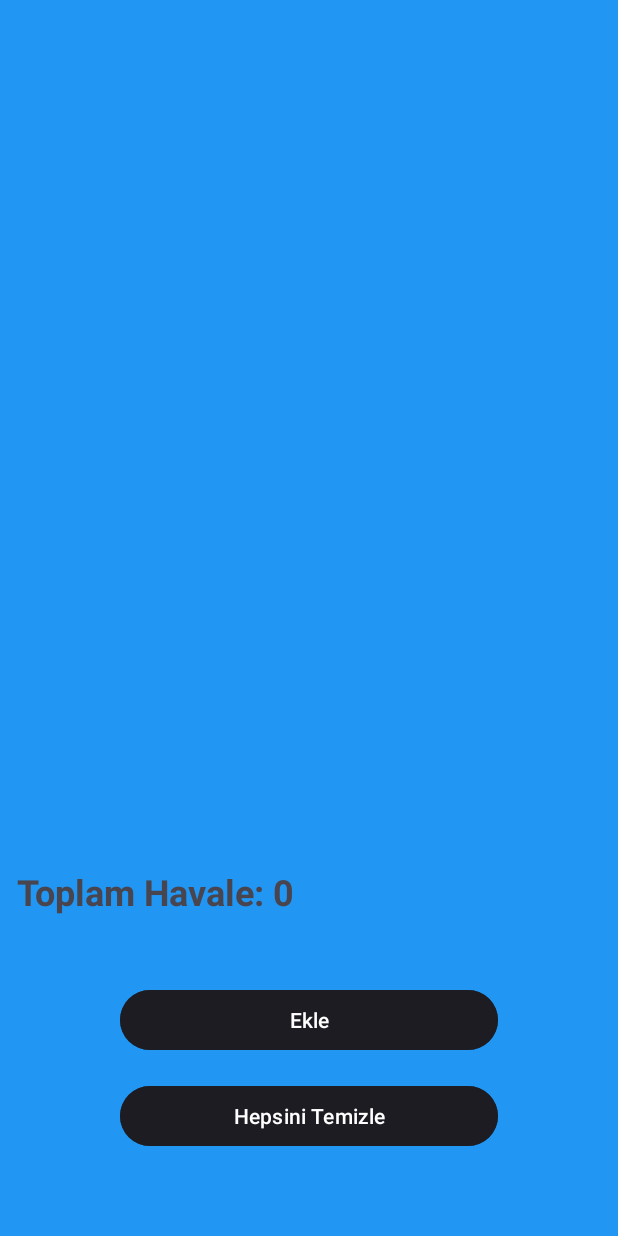
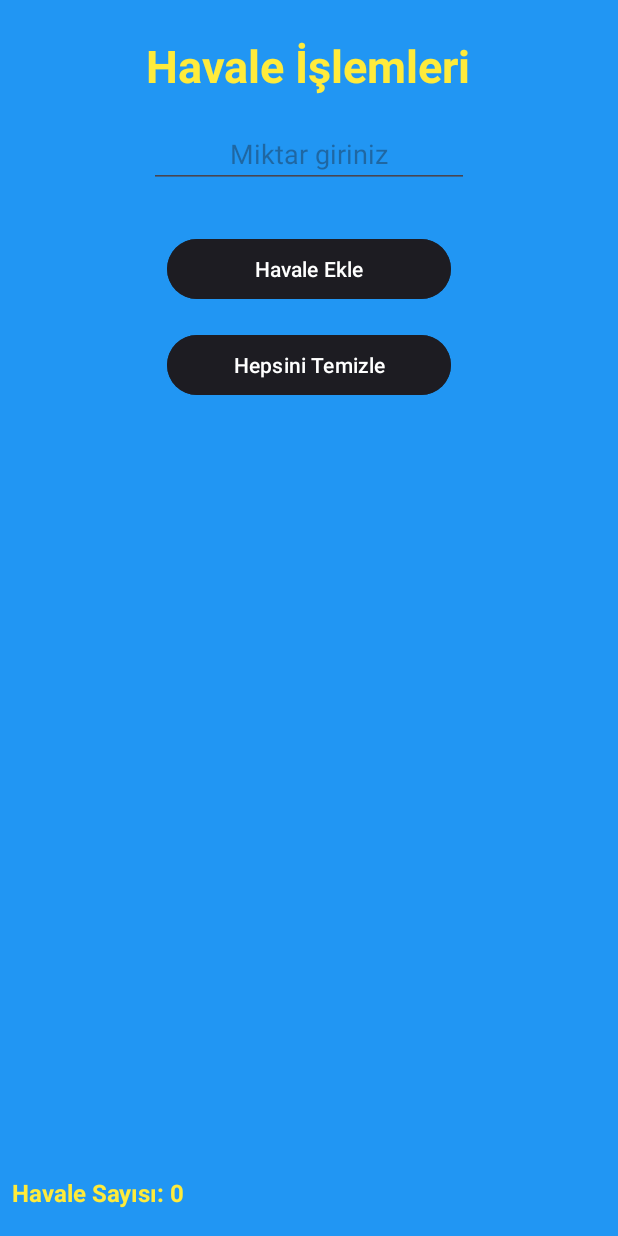
Before and after one commit to menasy/HesKit-MobilApp, an Android app: the screen it shows after launch (MainActivity), after a tap on "Havale", on a phone screen of 412 x 824 dp. Run offline under Robolectric (Android 15) with nearby library versions, the phone set to English and light mode, and no system bars.

Commit message:
Havale işlemleri yapılacak

```diff
--- a/app/src/main/java/com/menasy/heskit/AddEmploye.java
+++ b/app/src/main/java/com/menasy/heskit/AddEmploye.java
@@ -74,7 +74,8 @@ public class AddEmploye extends Fragment {
         emp.setDbId(dbId);
         Calisanlar.empList.add(emp);
         Calisanlar.adapter.updateList(Calisanlar.empList);
-
+        Start.refreshEmployeeCount();
+        Start.refreshPaymentTotal();
         Toast.makeText(getContext(), "Başarıyla kaydedildi", Toast.LENGTH_LONG).show();
         clearFields();
     }
--- a/app/src/main/java/com/menasy/heskit/DBHelper.java
+++ b/app/src/main/java/com/menasy/heskit/DBHelper.java
@@ -89,6 +89,60 @@ public class DBHelper extends SQLiteOpenHelper {
             return -1;
         }
     }
+    public ArrayList<EmployeePayment> getPaymentsForEmployee(long employeeId) {
+        SQLiteDatabase db = this.getReadableDatabase();
+        ArrayList<EmployeePayment> payments = new ArrayList<>();
 
+        Cursor cursor = db.query(
+                TABLE_PAYMENTS,
+                new String[]{"id", "amount", "paymentType", "paymentDate"},
+                "employeeId=?",
+                new String[]{String.valueOf(employeeId)},
+                null, null,
+                "id DESC" // <- Bu satır en yeni ödemeler üstte olacak şekilde sıralar
+        );
+
+        if (cursor != null && cursor.moveToFirst()) {
+            do {
+                int id = cursor.getInt(cursor.getColumnIndexOrThrow("id"));
+                int amount = cursor.getInt(cursor.getColumnIndexOrThrow("amount"));
+                String paymentType = cursor.getString(cursor.getColumnIndexOrThrow("paymentType"));
+                String paymentDate = cursor.getString(cursor.getColumnIndexOrThrow("paymentDate"));
+
+                String[] dateParts = paymentDate.split("\\.");
+                int[] dateArray = new int[]{
+                        Integer.parseInt(dateParts[0]),
+                        Integer.parseInt(dateParts[1]),
+                        Integer.parseInt(dateParts[2])
+                };
+
+                EmployeePayment payment = new EmployeePayment(amount, paymentType, dateArray);
+                payment.setId(id);
+                payments.add(payment);
+            } while (cursor.moveToNext());
+            cursor.close();
+        }
+        return payments;
+    }
+    public int getTotalPayments() {
+        SQLiteDatabase db = this.getReadableDatabase();
+        Cursor cursor = db.rawQuery("SELECT SUM(totalMoney) FROM " + TABLE_EMPLOYEES, null);
+        int total = 0;
+        if(cursor.moveToFirst()) {
+            total = cursor.getInt(0);
+        }
+        cursor.close();
+        return total;
+    }
+    public int getEmployeeCount() {
+        SQLiteDatabase db = this.getReadableDatabase();
+        Cursor cursor = db.rawQuery("SELECT COUNT(*) FROM " + TABLE_EMPLOYEES, null);
+        int count = 0;
+        if(cursor.moveToFirst()) {
+            count = cursor.getInt(0);
+        }
+        cursor.close();
+        return count;
+    }
 
 }
--- a/app/src/main/java/com/menasy/heskit/Start.java
+++ b/app/src/main/java/com/menasy/heskit/Start.java
@@ -10,23 +10,35 @@ import com.menasy.heskit.databinding.FragmentStartBinding;
 public class Start extends Fragment {
 
     private FragmentStartBinding binding;
+    private static Start instance;
+
+    // Instance alma metodu ekledik
+    private static Start getInstance() {
+        return instance;
+    }
 
     @Override
     public View onCreateView(LayoutInflater inflater, ViewGroup container, Bundle savedInstanceState) {
         binding = FragmentStartBinding.inflate(inflater, container, false);
+        instance = this; // Instance'ı burada set ediyoruz
         setupClickListeners();
+        updateAllStats();
         return binding.getRoot();
     }
 
+    @Override
+    public void onResume() {
+        super.onResume();
+        updateAllStats();
+    }
+
     private void setupClickListeners() {
-        // Çalışanlar Butonu
         binding.empBut.setOnClickListener(v -> {
             if (getActivity() instanceof MainActivity) {
                 ((MainActivity) getActivity()).navigateToEmployees();
             }
         });
 
-        // Havale Butonu
         binding.havaleBut.setOnClickListener(v -> {
             if (getActivity() instanceof MainActivity) {
                 ((MainActivity) getActivity()).navigateToTransfers();
@@ -34,9 +46,49 @@ public class Start extends Fragment {
         });
     }
 
+    private void updateAllStats() {
+        updateTotalPayment();
+        updateEmployeeCount();
+    }
+
+    private void updateTotalPayment() {
+        new Thread(() -> {
+            int total = Singleton.getInstance().getDataBase().getTotalPayments();
+            if (getActivity() != null) {
+                getActivity().runOnUiThread(() -> {
+                    binding.totalPaymentTxtView.setText("Toplam Harçlık: " + total + "₺");
+                });
+            }
+        }).start();
+    }
+
+    private void updateEmployeeCount() {
+        new Thread(() -> {
+            int count = Singleton.getInstance().getDataBase().getEmployeeCount();
+            if (getActivity() != null) {
+                getActivity().runOnUiThread(() -> {
+                    binding.totalEmpStartTxt.setText("Toplam Çalışan: " + count);
+                });
+            }
+        }).start();
+    }
+
+    public static void refreshPaymentTotal() {
+        if (instance != null && instance.getActivity() != null) {
+            instance.getActivity().runOnUiThread(instance::updateTotalPayment);
+        }
+    }
+
+    public static void refreshEmployeeCount() {
+        if (instance != null && instance.getActivity() != null) {
+            instance.getActivity().runOnUiThread(instance::updateEmployeeCount);
+        }
+    }
+
     @Override
     public void onDestroyView() {
         super.onDestroyView();
-        binding = null; // Memory leak'i önlemek için
+        binding = null;
+        instance = null;
     }
 }
--- a/app/src/main/res/layout/fragment_employee_procces.xml
+++ b/app/src/main/res/layout/fragment_employee_procces.xml
@@ -78,6 +78,7 @@
             android:layout_height="wrap_content"
             android:layout_gravity="center"
             android:layout_marginTop="16dp"
+            android:textAlignment="center"
             android:ems="10"
             android:hint="Harçlık Tipi Giriniz (Berber, Çarşı)" />
 
@@ -89,6 +90,7 @@
             android:layout_marginTop="8dp"
             android:ems="10"
             android:hint="Harçlık Giriniz:"
+            android:textAlignment="center"
             android:inputType="numberSigned" />
 
         <Button
--- a/app/src/main/res/layout/fragment_havale.xml
+++ b/app/src/main/res/layout/fragment_havale.xml
@@ -9,28 +9,27 @@
 
     <LinearLayout
         android:id="@+id/linearLayout4"
-        android:layout_width="401dp"
-        android:layout_height="168dp"
-        android:layout_marginBottom="16dp"
+        android:layout_width="match_parent"
+        android:layout_height="136dp"
         android:orientation="vertical"
-        app:layout_constraintBottom_toBottomOf="parent"
+        app:layout_constraintBottom_toTopOf="@+id/linearLayout5"
         app:layout_constraintEnd_toEndOf="parent"
         app:layout_constraintStart_toStartOf="parent"
-        app:layout_constraintTop_toBottomOf="@+id/havaleSum">
+        app:layout_constraintTop_toBottomOf="@+id/linearLayout11">
 
         <Button
-            android:id="@+id/addHavale"
-            android:layout_width="252dp"
+            android:id="@+id/addTransfer"
+            android:layout_width="189dp"
             android:layout_height="wrap_content"
             android:layout_gravity="center"
             android:layout_marginTop="16dp"
             android:backgroundTint="@color/material_on_surface_emphasis_high_type"
 
-            android:text="Ekle" />
+            android:text="Havale Ekle" />
 
         <Button
-            android:id="@+id/button3"
-            android:layout_width="252dp"
+            android:id="@+id/cleanAllTransfer"
+            android:layout_width="189dp"
             android:layout_height="wrap_content"
             android:layout_gravity="center"
             android:layout_marginTop="16dp"
@@ -44,32 +43,71 @@
         android:id="@+id/linearLayout5"
         android:layout_width="0dp"
         android:layout_height="0dp"
-        android:layout_marginBottom="18dp"
+        android:layout_marginBottom="50dp"
         android:orientation="vertical"
-        app:layout_constraintBottom_toTopOf="@+id/havaleSum"
+        app:layout_constraintBottom_toBottomOf="parent"
+        app:layout_constraintEnd_toEndOf="parent"
+        app:layout_constraintStart_toStartOf="parent"
+        app:layout_constraintTop_toBottomOf="@+id/linearLayout4">
+
+        <androidx.recyclerview.widget.RecyclerView
+            android:id="@+id/transferRecyclerView"
+            android:layout_width="match_parent"
+            android:layout_height="389dp" />
+
+    </LinearLayout>
+
+    <LinearLayout
+        android:id="@+id/linearLayout11"
+        android:layout_width="match_parent"
+        android:layout_height="128dp"
+        android:layout_marginTop="7dp"
+        android:layout_marginBottom="4dp"
+        android:orientation="vertical"
+        app:layout_constraintBottom_toTopOf="@+id/linearLayout4"
         app:layout_constraintEnd_toEndOf="parent"
         app:layout_constraintStart_toStartOf="parent"
         app:layout_constraintTop_toTopOf="parent">
 
-        <androidx.recyclerview.widget.RecyclerView
-            android:layout_width="match_parent"
-            android:layout_height="435dp" />
+        <TextView
+            android:id="@+id/transferTitleTextView"
+            android:layout_width="wrap_content"
+            android:layout_height="wrap_content"
+            android:layout_gravity="center"
+            android:layout_marginTop="16dp"
+            android:text="Havale İşlemleri"
+            android:textAlignment="center"
+            android:textColor="#FFEB3B"
+            android:textSize="30sp"
+            android:textStyle="bold" />
 
+        <EditText
+            android:id="@+id/TransferAmountTxt"
+            android:layout_width="wrap_content"
+            android:layout_height="wrap_content"
+            android:layout_gravity="center"
+            android:layout_marginTop="16dp"
+            android:ems="10"
+            android:hint="Miktar giriniz"
+            android:inputType="numberSigned"
+            android:textAlignment="center" />
     </LinearLayout>
 
     <TextView
-        android:id="@+id/havaleSum"
-        android:layout_width="390dp"
-        android:layout_height="40dp"
-        android:layout_marginStart="10dp"
-        android:layout_marginEnd="10dp"
-        android:layout_marginBottom="22dp"
-        android:text="Toplam Havale: 0"
-        android:textAlignment="textStart"
-        android:textSize="24sp"
+        android:id="@+id/transferCountTxt"
+        android:layout_width="match_parent"
+        android:layout_height="wrap_content"
+        android:layout_marginStart="8dp"
+        android:layout_marginTop="8dp"
+        android:layout_marginEnd="8dp"
+        android:layout_marginBottom="16dp"
+        android:text="Havale Sayısı: 0"
+        android:textColor="#FFEB3B"
+        android:textSize="16sp"
         android:textStyle="bold"
-        app:layout_constraintBottom_toTopOf="@+id/linearLayout4"
+        app:layout_constraintBottom_toBottomOf="parent"
         app:layout_constraintEnd_toEndOf="parent"
         app:layout_constraintStart_toStartOf="parent"
         app:layout_constraintTop_toBottomOf="@+id/linearLayout5" />
+
 </androidx.constraintlayout.widget.ConstraintLayout>
```
Also changed, not shown: app/src/main/java/com/menasy/heskit/Calisanlar.java (+63 -33 lines), app/src/main/java/com/menasy/heskit/Employee.java (+1 -7 lines), app/src/main/java/com/menasy/heskit/EmployeePayment.java (+6 -1 lines), app/src/main/java/com/menasy/heskit/EmployeeProcces.java (+169 -80 lines), app/src/main/java/com/menasy/heskit/EmployeeProccesAdapter.java (+18 -1 lines), app/src/main/res/layout/fragment_calisanlar.xml (+31 -29 lines), app/src/main/res/layout/fragment_start.xml (+28 -21 lines).
